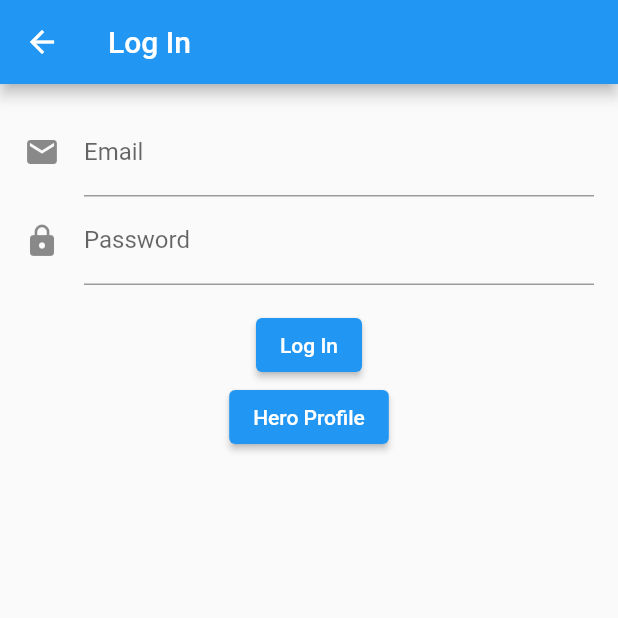
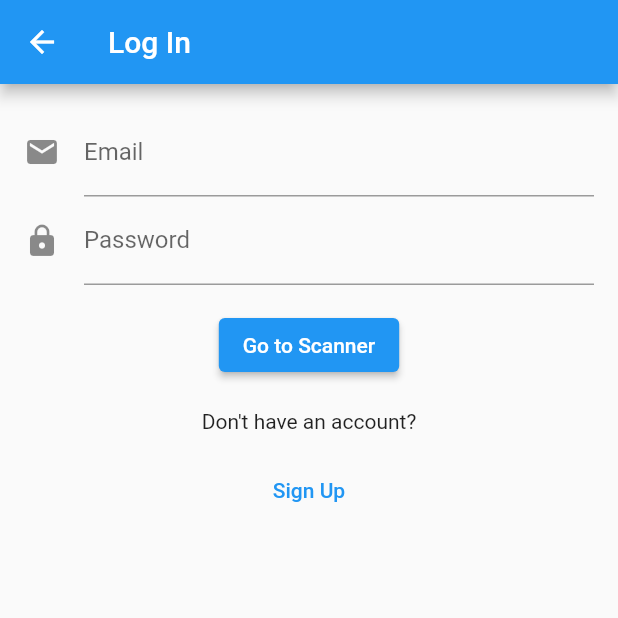
Before and after one commit to AshleyMalds/cc206_Ultron_AI, a Flutter app: the LoginPage screen opened directly, on a phone screen of 412 x 824 dp, the top half of it. Run offline on Flutter 3.47's test engine with Material 2 defaults, Android fonts, the phone set to English and light mode, and no system bars.

Commit message:
garces, fernandez tabs and drawers commit main

```diff
--- a/cc206_ultron_ai/cc206_ultron_ai/lib/features/login_page.dart
+++ b/cc206_ultron_ai/cc206_ultron_ai/lib/features/login_page.dart
@@ -34,18 +34,21 @@ class LoginPage extends StatelessWidget {
               const SizedBox(height: 16.0),
               ElevatedButton(
                 onPressed: () {
-                  // Handle login logic here
-                  // For example, validate credentials and navigate to the main content.
+                  // Navigate to the ScannerWebPage
+                  Navigator.of(context).pushReplacementNamed('/scanner-web');
                 },
-                child: const Text('Log In'),
+                child: const Text('Go to Scanner'),
               ),
-              // Add a button to navigate to the HeroProfilePage
-              ElevatedButton(
+
+              // Already have an account? Sign up option
+              const SizedBox(height: 19.0),
+              const Text("Don't have an account?"),
+              const SizedBox(height: 14.0),
+              TextButton(
                 onPressed: () {
-                  // Navigate to the HeroProfilePage
-                  Navigator.pushNamed(context, '/hero-profile');
+                  Navigator.of(context).pushNamed('/sign-up');
                 },
-                child: const Text('Hero Profile'),
+                child: const Text('Sign Up'),
               ),
             ],
           ),
--- a/cc206_ultron_ai/cc206_ultron_ai/lib/main.dart
+++ b/cc206_ultron_ai/cc206_ultron_ai/lib/main.dart
@@ -1,7 +1,10 @@
 import 'package:flutter/material.dart';
-import 'package:cc206_ultron_ai/features/scanner_web_page.dart';
+import 'features/scanner_web_page.dart';
+import 'features/results.dart'; // Import the results.dart file
 import 'components/home_drawer.dart';
-import 'package:cc206_ultron_ai/features/settings_page.dart';
+import 'features/settings_page.dart';
+import 'features/sign_up_page.dart';
+import 'features/login_page.dart';
 
 void main() {
   runApp(MyApp());
@@ -11,8 +14,10 @@ class MyApp extends StatelessWidget {
   @override
   Widget build(BuildContext context) {
     return MaterialApp(
-      home: DefaultTabController(
-        length: 2, // Number of tabs
+      initialRoute: '/sign-up',
+      routes: {
+        '/': (context) => DefaultTabController(
+              length: 2,
               child: Scaffold(
                 appBar: AppBar(
                   title: Text('Your App Name'),
@@ -32,6 +37,11 @@ class MyApp extends StatelessWidget {
                 ),
               ),
             ),
+        '/sign-up': (context) => SignUpPage(),
+        '/login': (context) => LoginPage(),
+        '/scanner-web': (context) => ScannerWebPage(),
+        '/results': (context) => MyHomePage(), // Added route for results.dart
+      },
     );
   }
 }
```
Also changed, not shown: cc206_ultron_ai/cc206_ultron_ai/lib/features/hero_profile_page.dart (deleted, +0 -59 lines), cc206_ultron_ai/cc206_ultron_ai/lib/features/learn_more_page.dart (added, +47 -0 lines), cc206_ultron_ai/cc206_ultron_ai/lib/features/results.dart (+38 -2 lines), cc206_ultron_ai/cc206_ultron_ai/lib/features/scanner_web_page.dart (+9 -2 lines), cc206_ultron_ai/cc206_ultron_ai/lib/features/sign_up_page.dart (+4 -67 lines), cc206_ultron_ai/pubspec.yaml (deleted, +0 -92 lines), cc206_ultron_ai/cc206_ultron_ai/asset/bg.png (renamed from cc206_ultron_ai/cc206_ultron_ai/assets/bg.png), cc206_ultron_ai/cc206_ultron_ai/asset/captain_america.jpg (renamed from cc206_ultron_ai/cc206_ultron_ai/assets/captain_america.jpg), cc206_ultron_ai/cc206_ultron_ai/asset/captain_america.png (renamed from cc206_ultron_ai/cc206_ultron_ai/assets/captain_america.png), cc206_ultron_ai/cc206_ultron_ai/asset/iron_man.jpg (renamed from cc206_ultron_ai/cc206_ultron_ai/assets/iron_man.jpg), cc206_ultron_ai/pubspec.lock (deleted), 1 other file. Lines whose indentation alone changed are shown as unchanged.
